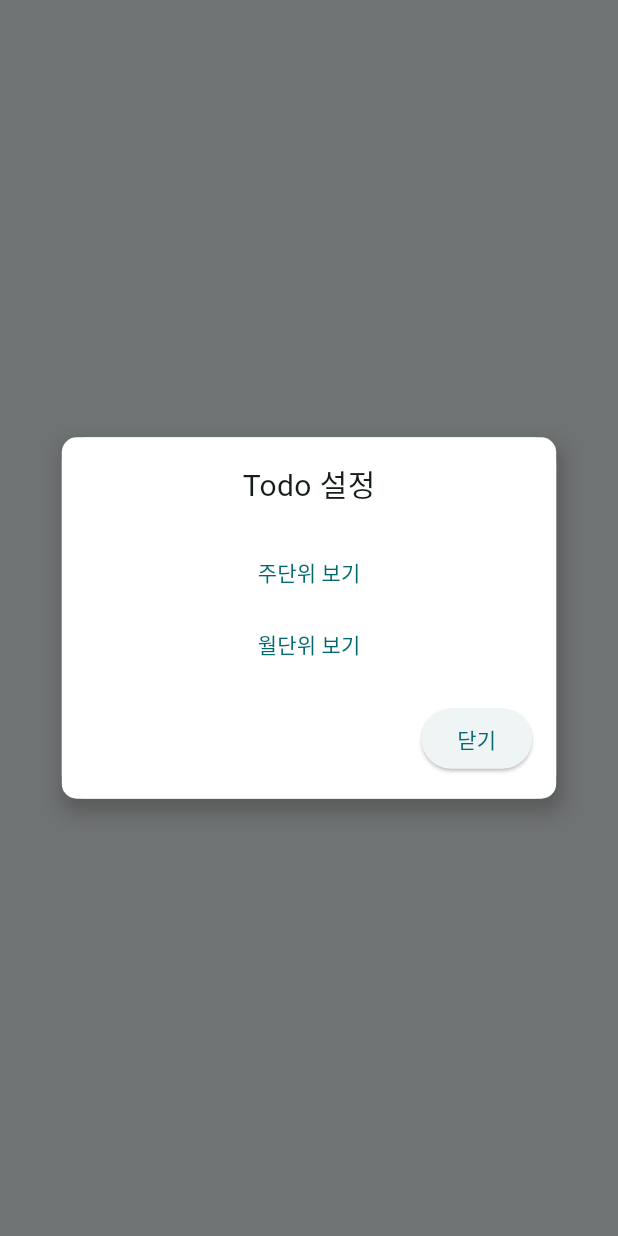
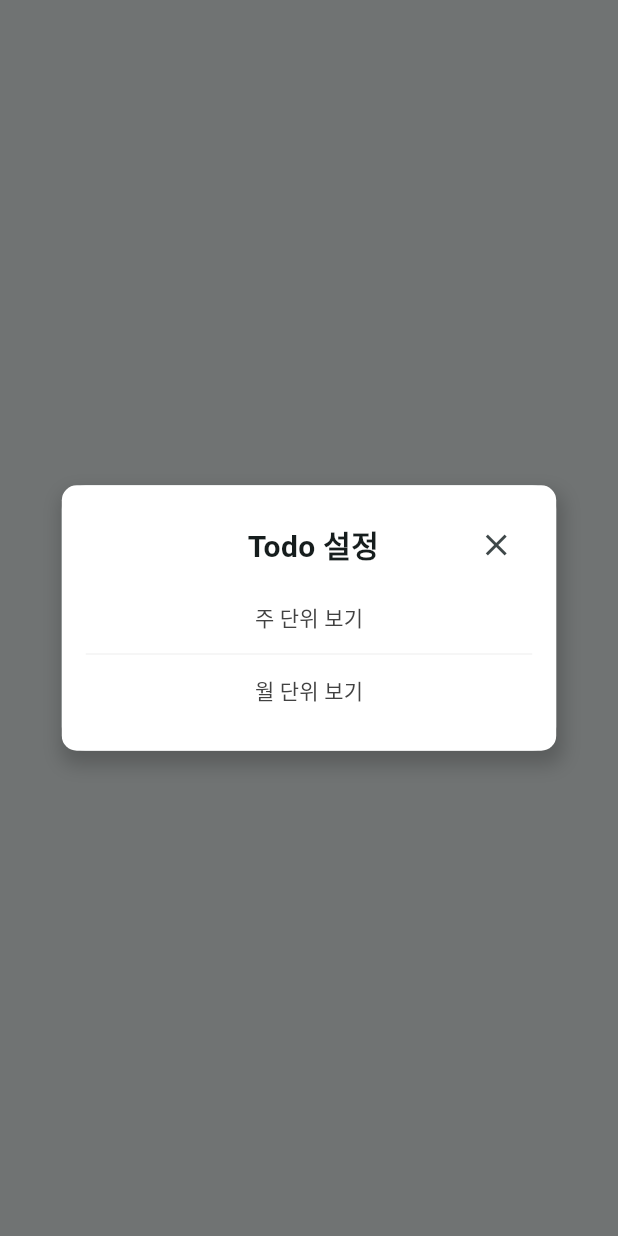
Before and after one commit to iikkkkyy/todo_refactor, a Flutter app: what showFormatDialog() shows on an empty page, opened directly, on a phone screen of 412 x 824 dp. Run offline on Flutter 3.47's test engine with Material 3 defaults, Android fonts, the phone set to English and light mode, and no system bars; our stand-ins replace get_it, go_router, hive, hive_flutter, table_calendar; missing offline and left inert: dart:ffi; accounts and stored records are empty.

Commit message:
fix: todo_settings UI 변경

```diff
--- a/lib/ui/todo_settings.dart
+++ b/lib/ui/todo_settings.dart
@@ -31,42 +31,50 @@ Future<CalendarFormat?> showFormatDialog(BuildContext context) async {
           child: Column(
             mainAxisSize: MainAxisSize.min,
             children: [
-              Title(
+              Row(
+                mainAxisAlignment: MainAxisAlignment.spaceBetween,
+                children: [
+                  const SizedBox(width: 54,),
+                  Expanded(
+                    child: Title(
                       color: Colors.black,
                       child: const Text(
                         'Todo 설정',
                         style: TextStyle(
                           fontSize: 20,
-                    fontWeight: FontWeight.normal,
+                          fontWeight: FontWeight.bold,
+                        ),
+                        textAlign: TextAlign.center,
                       ),
                     ),
                   ),
-              const SizedBox(height: 20),
+                  IconButton(
+                    onPressed: () {
+                      Navigator.of(context).pop(); // 닫기
+                    },
+                    icon: const Icon(Icons.close), // 아이콘을 적절히 변경하세요
+                  ),
+                ],
+              ),
               TextButton(
-                child: const Text('주단위 보기'),
+                child: Text('주 단위 보기', style: TextStyle(color: Colors.grey.shade800)),
                 onPressed: () {
                   selectedFormat = CalendarFormat.week;
                   Navigator.pop(context);
                 },
               ),
+              Container(
+                width: 301,
+                height: 1,
+                clipBehavior: Clip.antiAlias,
+                decoration: const BoxDecoration(color: Color(0xFFF3F3F3)),
+              ),
               TextButton(
-                child: const Text('월단위 보기'),
+                child: Text('월 단위 보기', style: TextStyle(color: Colors.grey.shade800)),
                 onPressed: () {
                   selectedFormat = CalendarFormat.month;
                   Navigator.pop(context);
                 },
-              ),
-              const SizedBox(height: 15),
-              Row(
-                mainAxisAlignment: MainAxisAlignment.end,
-                children: [
-                  ElevatedButton(
-                    onPressed: () {
-                      Navigator.of(context).pop(); // 닫기
-                    },
-                    child: const Text('닫기'),
-                  ),
-                ],
               ),
             ],
           ),
```
Lines whose indentation alone changed are shown as unchanged.
